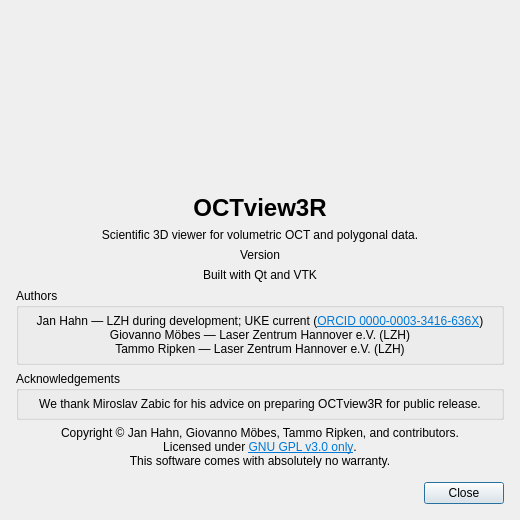
Qt form OCTview3R/aboutdialog.ui (janlazer/UKE-OCTview3R) before a commit.
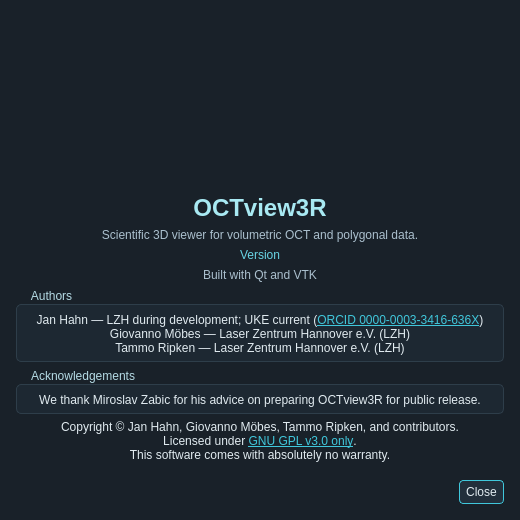
The same form after that commit. Icons and pictures are not drawn.

Commit message: Refresh Designer-driven UI, paper, and release materials

Patch:
```diff
--- a/OCTview3R/aboutdialog.ui
+++ b/OCTview3R/aboutdialog.ui
@@ -2,6 +2,405 @@
 <ui version="4.0">
  <class>AboutDialog</class>
  <widget class="QDialog" name="AboutDialog">
+  <property name="palette">
+   <palette>
+    <active>
+     <colorrole role="Window"><brush brushstyle="SolidPattern"><color alpha="255"><red>25</red><green>33</green><blue>41</blue></color></brush></colorrole>
+     <colorrole role="WindowText"><brush brushstyle="SolidPattern"><color alpha="255"><red>225</red><green>235</green><blue>240</blue></color></brush></colorrole>
+     <colorrole role="Base"><brush brushstyle="SolidPattern"><color alpha="255"><red>17</red><green>24</green><blue>31</blue></color></brush></colorrole>
+     <colorrole role="AlternateBase"><brush brushstyle="SolidPattern"><color alpha="255"><red>38</red><green>51</green><blue>63</blue></color></brush></colorrole>
+     <colorrole role="ToolTipBase"><brush brushstyle="SolidPattern"><color alpha="255"><red>31</red><green>45</green><blue>56</blue></color></brush></colorrole>
+     <colorrole role="ToolTipText"><brush brushstyle="SolidPattern"><color alpha="255"><red>225</red><green>235</green><blue>240</blue></color></brush></colorrole>
+     <colorrole role="Text"><brush brushstyle="SolidPattern"><color alpha="255"><red>225</red><green>235</green><blue>240</blue></color></brush></colorrole>
+     <colorrole role="Dark"><brush brushstyle="SolidPattern"><color alpha="255"><red>46</red><green>62</green><blue>74</blue></color></brush></colorrole>
+     <colorrole role="Shadow"><brush brushstyle="SolidPattern"><color alpha="255"><red>11</red><green>17</green><blue>23</blue></color></brush></colorrole>
+     <colorrole role="Mid"><brush brushstyle="SolidPattern"><color alpha="255"><red>67</red><green>87</green><blue>102</blue></color></brush></colorrole>
+     <colorrole role="Midlight"><brush brushstyle="SolidPattern"><color alpha="255"><red>100</red><green>124</green><blue>141</blue></color></brush></colorrole>
+     <colorrole role="Light"><brush brushstyle="SolidPattern"><color alpha="255"><red>123</red><green>146</green><blue>160</blue></color></brush></colorrole>
+     <colorrole role="Button"><brush brushstyle="SolidPattern"><color alpha="255"><red>34</red><green>47</green><blue>59</blue></color></brush></colorrole>
+     <colorrole role="ButtonText"><brush brushstyle="SolidPattern"><color alpha="255"><red>225</red><green>235</green><blue>240</blue></color></brush></colorrole>
+     <colorrole role="BrightText"><brush brushstyle="SolidPattern"><color alpha="255"><red>255</red><green>0</green><blue>0</blue></color></brush></colorrole>
+     <colorrole role="Link"><brush brushstyle="SolidPattern"><color alpha="255"><red>64</red><green>199</green><blue>219</blue></color></brush></colorrole>
+     <colorrole role="LinkVisited"><brush brushstyle="SolidPattern"><color alpha="255"><red>157</red><green>180</green><blue>237</blue></color></brush></colorrole>
+     <colorrole role="Highlight"><brush brushstyle="SolidPattern"><color alpha="255"><red>64</red><green>199</green><blue>219</blue></color></brush></colorrole>
+     <colorrole role="HighlightedText"><brush brushstyle="SolidPattern"><color alpha="255"><red>13</red><green>30</green><blue>38</blue></color></brush></colorrole>
+     <colorrole role="PlaceholderText"><brush brushstyle="SolidPattern"><color alpha="255"><red>146</red><green>166</green><blue>179</blue></color></brush></colorrole>
+    </active>
+    <inactive>
+     <colorrole role="Window"><brush brushstyle="SolidPattern"><color alpha="255"><red>25</red><green>33</green><blue>41</blue></color></brush></colorrole>
+     <colorrole role="WindowText"><brush brushstyle="SolidPattern"><color alpha="255"><red>225</red><green>235</green><blue>240</blue></color></brush></colorrole>
+     <colorrole role="Base"><brush brushstyle="SolidPattern"><color alpha="255"><red>17</red><green>24</green><blue>31</blue></color></brush></colorrole>
+     <colorrole role="AlternateBase"><brush brushstyle="SolidPattern"><color alpha="255"><red>38</red><green>51</green><blue>63</blue></color></brush></colorrole>
+     <colorrole role="ToolTipBase"><brush brushstyle="SolidPattern"><color alpha="255"><red>31</red><green>45</green><blue>56</blue></color></brush></colorrole>
+     <colorrole role="ToolTipText"><brush brushstyle="SolidPattern"><color alpha="255"><red>225</red><green>235</green><blue>240</blue></color></brush></colorrole>
+     <colorrole role="Text"><brush brushstyle="SolidPattern"><color alpha="255"><red>225</red><green>235</green><blue>240</blue></color></brush></colorrole>
+     <colorrole role="Dark"><brush brushstyle="SolidPattern"><color alpha="255"><red>46</red><green>62</green><blue>74</blue></color></brush></colorrole>
+     <colorrole role="Shadow"><brush brushstyle="SolidPattern"><color alpha="255"><red>11</red><green>17</green><blue>23</blue></color></brush></colorrole>
+     <colorrole role="Mid"><brush brushstyle="SolidPattern"><color alpha="255"><red>67</red><green>87</green><blue>102</blue></color></brush></colorrole>
+     <colorrole role="Midlight"><brush brushstyle="SolidPattern"><color alpha="255"><red>100</red><green>124</green><blue>141</blue></color></brush></colorrole>
+     <colorrole role="Light"><brush brushstyle="SolidPattern"><color alpha="255"><red>123</red><green>146</green><blue>160</blue></color></brush></colorrole>
+     <colorrole role="Button"><brush brushstyle="SolidPattern"><color alpha="255"><red>34</red><green>47</green><blue>59</blue></color></brush></colorrole>
+     <colorrole role="ButtonText"><brush brushstyle="SolidPattern"><color alpha="255"><red>225</red><green>235</green><blue>240</blue></color></brush></colorrole>
+     <colorrole role="BrightText"><brush brushstyle="SolidPattern"><color alpha="255"><red>255</red><green>0</green><blue>0</blue></color></brush></colorrole>
+     <colorrole role="Link"><brush brushstyle="SolidPattern"><color alpha="255"><red>64</red><green>199</green><blue>219</blue></color></brush></colorrole>
+     <colorrole role="LinkVisited"><brush brushstyle="SolidPattern"><color alpha="255"><red>157</red><green>180</green><blue>237</blue></color></brush></colorrole>
+     <colorrole role="Highlight"><brush brushstyle="SolidPattern"><color alpha="255"><red>64</red><green>199</green><blue>219</blue></color></brush></colorrole>
+     <colorrole role="HighlightedText"><brush brushstyle="SolidPattern"><color alpha="255"><red>13</red><green>30</green><blue>38</blue></color></brush></colorrole>
+     <colorrole role="PlaceholderText"><brush brushstyle="SolidPattern"><color alpha="255"><red>146</red><green>166</green><blue>179</blue></color></brush></colorrole>
+    </inactive>
+    <disabled>
+     <colorrole role="Window"><brush brushstyle="SolidPattern"><color alpha="255"><red>25</red><green>33</green><blue>41</blue></color></brush></colorrole>
+     <colorrole role="WindowText"><brush brushstyle="SolidPattern"><color alpha="255"><red>123</red><green>141</green><blue>153</blue></color></brush></colorrole>
+     <colorrole role="Base"><brush brushstyle="SolidPattern"><color alpha="255"><red>17</red><green>24</green><blue>31</blue></color></brush></colorrole>
+     <colorrole role="AlternateBase"><brush brushstyle="SolidPattern"><color alpha="255"><red>38</red><green>51</green><blue>63</blue></color></brush></colorrole>
+     <colorrole role="ToolTipBase"><brush brushstyle="SolidPattern"><color alpha="255"><red>31</red><green>45</green><blue>56</blue></color></brush></colorrole>
+     <colorrole role="ToolTipText"><brush brushstyle="SolidPattern"><color alpha="255"><red>225</red><green>235</green><blue>240</blue></color></brush></colorrole>
+     <colorrole role="Text"><brush brushstyle="SolidPattern"><color alpha="255"><red>123</red><green>141</green><blue>153</blue></color></brush></colorrole>
+     <colorrole role="Dark"><brush brushstyle="SolidPattern"><color alpha="255"><red>46</red><green>62</green><blue>74</blue></color></brush></colorrole>
+     <colorrole role="Shadow"><brush brushstyle="SolidPattern"><color alpha="255"><red>11</red><green>17</green><blue>23</blue></color></brush></colorrole>
+     <colorrole role="Mid"><brush brushstyle="SolidPattern"><color alpha="255"><red>67</red><green>87</green><blue>102</blue></color></brush></colorrole>
+     <colorrole role="Midlight"><brush brushstyle="SolidPattern"><color alpha="255"><red>100</red><green>124</green><blue>141</blue></color></brush></colorrole>
+     <colorrole role="Light"><brush brushstyle="SolidPattern"><color alpha="255"><red>123</red><green>146</green><blue>160</blue></color></brush></colorrole>
+     <colorrole role="Button"><brush brushstyle="SolidPattern"><color alpha="255"><red>34</red><green>47</green><blue>59</blue></color></brush></colorrole>
+     <colorrole role="ButtonText"><brush brushstyle="SolidPattern"><color alpha="255"><red>123</red><green>141</green><blue>153</blue></color></brush></colorrole>
+     <colorrole role="BrightText"><brush brushstyle="SolidPattern"><color alpha="255"><red>255</red><green>0</green><blue>0</blue></color></brush></colorrole>
+     <colorrole role="Link"><brush brushstyle="SolidPattern"><color alpha="255"><red>64</red><green>199</green><blue>219</blue></color></brush></colorrole>
+     <colorrole role="LinkVisited"><brush brushstyle="SolidPattern"><color alpha="255"><red>157</red><green>180</green><blue>237</blue></color></brush></colorrole>
+     <colorrole role="Highlight"><brush brushstyle="SolidPattern"><color alpha="255"><red>56</red><green>74</green><blue>87</blue></color></brush></colorrole>
+     <colorrole role="HighlightedText"><brush brushstyle="SolidPattern"><color alpha="255"><red>123</red><green>141</green><blue>153</blue></color></brush></colorrole>
+     <colorrole role="PlaceholderText"><brush brushstyle="SolidPattern"><color alpha="255"><red>146</red><green>166</green><blue>179</blue></color></brush></colorrole>
+    </disabled>
+   </palette>
+  </property>
+  <property name="styleSheet">
+   <string notr="true">/*
+ * OCTview3R compact dark theme: graphite surfaces and cyan OCT-volume accents.
+ * Keep font sizes native; save space through padding, not smaller text.
+ * All static styling, palette and sizing are owned by this Designer form.
+ *
+ * Portions of the visual language are adapted from
+ * Qt-Frameless-Window-DarkStyle by Juergen Skrotzky.
+ * Source: https://github.com/Jorgen-VikingGod/Qt-Frameless-Window-DarkStyle
+ * Licensed under the MIT License; see Resources/darkstyle/LICENSE.txt.
+ */
+
+/* Dock widgets are window boundaries: explicit foreground/surface rules keep
+ * previews independent of Designer's own (possibly light) application palette. */
+QWidget { color: #e1ebf0; }
+QWidget:disabled { color: #7b8d99; }
+QScrollArea, QWidget#dockWidgetContents_3 { background-color: #192129; }
+QMainWindow, QDialog {
+    background-color: #192129;
+    color: #e1ebf0;
+}
+QToolTip {
+    color: #e1ebf0;
+    background-color: #1f2d38;
+    border: 1px solid #40c7db;
+    border-radius: 4px;
+    padding: 3px 5px;
+}
+QMenuBar, QStatusBar {
+    background-color: #11181f;
+    color: #e1ebf0;
+}
+QMenuBar { border-bottom: 1px solid #2e3e4a; }
+QStatusBar { border-top: 1px solid #2e3e4a; }
+QMenuBar::item {
+    padding: 2px 7px;
+    background: transparent;
+}
+QMenuBar::item:selected { background-color: #263d4a; }
+QMenuBar::item:pressed { color: #67d9e8; }
+QMenu {
+    background-color: #1d2933;
+    border: 1px solid #435766;
+}
+QMenu::item { padding: 3px 24px 3px 20px; }
+QMenu::item:selected {
+    color: #e1f8fb;
+    background-color: #244755;
+}
+QMenu::item:disabled { color: #7b8d99; }
+QMenu::separator {
+    height: 1px;
+    margin: 3px 6px;
+    background-color: #354957;
+}
+QToolBar {
+    spacing: 2px;
+    padding: 2px;
+    background-color: #19232c;
+    border: 0;
+    border-bottom: 1px solid #31505e;
+}
+QToolBar::separator {
+    width: 1px;
+    margin: 3px;
+    background-color: #354957;
+}
+QToolButton {
+    min-width: 18px;
+    min-height: 18px;
+    padding: 2px;
+    border: 1px solid transparent;
+    border-radius: 4px;
+    background: transparent;
+}
+QToolButton:hover {
+    border-color: #3c6475;
+    background-color: #263d4a;
+}
+QToolButton:pressed, QToolButton:checked {
+    color: #83e5ef;
+    border-color: #40c7db;
+    background-color: #23414f;
+}
+QToolButton:disabled { color: #7b8d99; }
+QToolButton:focus { border-color: #40c7db; }
+QMainWindow::separator {
+    width: 4px;
+    height: 4px;
+    background-color: #11181f;
+}
+QMainWindow::separator:hover, QSplitter::handle:hover {
+    background-color: #40c7db;
+}
+QDockWidget { background-color: #192129; }
+QDockWidget::title {
+    padding: 3px 6px;
+    background-color: #14212b;
+    border-bottom: 1px solid #31505e;
+    color: #b5dbe5;
+}
+QGroupBox {
+    margin-top: 16px;
+    padding-top: 2px;
+    border: 1px solid #2e3e4a;
+    border-radius: 5px;
+    background-color: #1d2832;
+}
+QGroupBox::title {
+    subcontrol-origin: margin;
+    subcontrol-position: top left;
+    left: 8px;
+    padding: 1px 5px;
+    color: #b5dbe5;
+}
+QTabWidget::pane {
+    border: 1px solid #2e3e4a;
+    border-radius: 3px;
+    background-color: #19232c;
+}
+QTabBar { qproperty-drawBase: 0; }
+QTabBar::tab {
+    min-width: 48px;
+    padding: 3px 7px;
+    margin-right: 2px;
+    color: #9fb5c3;
+    background-color: #14202a;
+    border: 1px solid #2e3e4a;
+    border-bottom: 2px solid transparent;
+    border-top-left-radius: 4px;
+    border-top-right-radius: 4px;
+}
+QTabBar::tab:hover { background-color: #263b49; }
+QTabBar::tab:selected {
+    color: #e1f8fb;
+    background-color: #243744;
+    border-bottom: 2px solid #40c7db;
+}
+QPushButton {
+    min-height: 18px;
+    padding: 2px 6px;
+    border: 1px solid #3a5161;
+    border-radius: 4px;
+    background-color: #222f3b;
+    color: #e1ebf0;
+}
+/* Only the dataset swatch colour changes at runtime; padding stays here. */
+QPushButton#pushButton_pickVolumeColor, QPushButton#pushButton_pickPolyColor {
+    padding: 0;
+    min-height: 18px;
+}
+QPushButton:hover {
+    border-color: #40c7db;
+    background-color: #2c4555;
+}
+QPushButton:focus, QPushButton:default { border-color: #40c7db; }
+QPushButton:pressed, QPushButton:checked {
+    border-color: #40c7db;
+    background-color: #23414f;
+}
+QPushButton:disabled {
+    color: #7b8d99;
+    border-color: #2c3b47;
+    background-color: #1d2832;
+}
+QLineEdit, QComboBox, QSpinBox, QDoubleSpinBox {
+    min-height: 18px;
+    padding: 1px 4px;
+    border: 1px solid #354957;
+    border-radius: 4px;
+    background-color: #11181f;
+    color: #e1ebf0;
+    selection-background-color: #40c7db;
+    selection-color: #0d1e26;
+}
+QLineEdit:hover, QComboBox:hover, QSpinBox:hover, QDoubleSpinBox:hover {
+    border-color: #506b7c;
+}
+QLineEdit:focus, QComboBox:focus, QSpinBox:focus, QDoubleSpinBox:focus {
+    border-color: #40c7db;
+}
+QLineEdit:disabled, QComboBox:disabled, QSpinBox:disabled, QDoubleSpinBox:disabled {
+    color: #7b8d99;
+    border-color: #2c3b47;
+    background-color: #18222b;
+}
+QComboBox { padding-right: 20px; }
+QComboBox::drop-down {
+    width: 18px;
+    border: 0;
+    border-left: 1px solid #354957;
+}
+QComboBox::down-arrow {
+    image: url(:/OCTview3R/Resources/darkstyle/chevron-down.svg);
+    width: 12px;
+    height: 12px;
+}
+QComboBox QAbstractItemView {
+    border: 1px solid #435766;
+    background-color: #1d2933;
+    color: #e1ebf0;
+    selection-background-color: #40c7db;
+    selection-color: #0d1e26;
+}
+QSpinBox, QDoubleSpinBox { padding-right: 18px; }
+QSpinBox::up-button, QDoubleSpinBox::up-button {
+    subcontrol-origin: border;
+    subcontrol-position: top right;
+    width: 16px;
+    border-left: 1px solid #354957;
+    border-top-right-radius: 4px;
+    background-color: #24333f;
+}
+QSpinBox::down-button, QDoubleSpinBox::down-button {
+    subcontrol-origin: border;
+    subcontrol-position: bottom right;
+    width: 16px;
+    border-left: 1px solid #354957;
+    border-bottom-right-radius: 4px;
+    background-color: #24333f;
+}
+QSpinBox::up-button:hover, QDoubleSpinBox::up-button:hover,
+QSpinBox::down-button:hover, QDoubleSpinBox::down-button:hover {
+    background-color: #365566;
+}
+QSpinBox::up-arrow, QDoubleSpinBox::up-arrow {
+    image: url(:/OCTview3R/Resources/darkstyle/chevron-up.svg);
+    width: 10px;
+    height: 10px;
+}
+QSpinBox::down-arrow, QDoubleSpinBox::down-arrow {
+    image: url(:/OCTview3R/Resources/darkstyle/chevron-down.svg);
+    width: 10px;
+    height: 10px;
+}
+QCheckBox { spacing: 4px; }
+QCheckBox::indicator {
+    width: 14px;
+    height: 14px;
+    border: 1px solid #587080;
+    border-radius: 3px;
+    background-color: #11181f;
+}
+QCheckBox::indicator:hover { border-color: #40c7db; }
+QCheckBox::indicator:checked {
+    image: url(:/OCTview3R/Resources/darkstyle/check.svg);
+    border-color: #40c7db;
+    background-color: #40c7db;
+}
+QCheckBox::indicator:disabled { border-color: #354957; background-color: #1b2730; }
+QCheckBox::indicator:checked:disabled { background-color: #68818f; }
+QCheckBox:focus { color: #83e5ef; }
+QProgressBar {
+    min-height: 16px;
+    border: 1px solid #354957;
+    border-radius: 4px;
+    background-color: #11181f;
+    color: #e1ebf0;
+    text-align: center;
+}
+QProgressBar::chunk {
+    border-radius: 3px;
+    background-color: #21687b;
+}
+QSlider::groove:horizontal {
+    height: 5px;
+    border-radius: 2px;
+    background-color: #0f1820;
+}
+QSlider::handle:horizontal {
+    width: 14px;
+    margin: -5px 0;
+    border: 1px solid #55cfdf;
+    border-radius: 7px;
+    background-color: #b9edf3;
+}
+QSlider::handle:horizontal:hover, QSlider::handle:horizontal:pressed {
+    background-color: #40c7db;
+}
+QSlider:focus { border: 1px solid #40c7db; border-radius: 3px; }
+QSlider::sub-page:horizontal { border-radius: 2px; background-color: #40c7db; }
+QSlider::sub-page:horizontal:disabled { background-color: #3b515f; }
+QSlider::handle:horizontal:disabled { border-color: #4b6372; background-color: #334956; }
+QScrollBar:vertical { width: 13px; margin: 0; background: #11181f; }
+QScrollBar::handle:vertical {
+    min-height: 24px;
+    margin: 2px 3px;
+    border-radius: 3px;
+    background-color: #435e70;
+}
+QScrollBar::handle:vertical:hover, QScrollBar::handle:horizontal:hover {
+    background-color: #40c7db;
+}
+QScrollBar::add-line:vertical, QScrollBar::sub-line:vertical { height: 0; background: none; }
+QScrollBar:horizontal { height: 13px; margin: 0; background: #11181f; }
+QScrollBar::handle:horizontal {
+    min-width: 24px;
+    margin: 3px 2px;
+    border-radius: 3px;
+    background-color: #435e70;
+}
+QScrollBar::add-line:horizontal, QScrollBar::sub-line:horizontal { width: 0; background: none; }
+QScrollBar::add-page, QScrollBar::sub-page { background: none; }
+QAbstractItemView, QTableView, QTreeView {
+    alternate-background-color: #192129;
+    background-color: #11181f;
+    border: 1px solid #354957;
+    color: #e1ebf0;
+    selection-background-color: #40c7db;
+    selection-color: #0d1e26;
+}
+QHeaderView::section {
+    padding: 3px 5px;
+    border: 0;
+    border-right: 1px solid #354957;
+    border-bottom: 1px solid #354957;
+    background-color: #24333f;
+}
+QLabel:disabled, QCheckBox:disabled, QRadioButton:disabled, QGroupBox:disabled {
+    color: #7b8d99;
+}
+QWidget#viewerBrandHeader {
+    background-color: #19232c;
+    border-bottom: 1px solid #31505e;
+}
+QLabel#viewerBrandName, QLabel#applicationNameLabel { color: #a8e9f2; }
+QLabel#descriptionLabel, QLabel#technologyLabel { color: #abc0ce; }
+QLabel#versionLabel { color: #68d4e4; }</string>
+  </property>
   <property name="geometry"><rect><x>0</x><y>0</y><width>520</width><height>520</height></rect></property>
   <property name="minimumSize"><size><width>440</width><height>0</height></size></property>
   <property name="windowTitle">
@@ -102,7 +501,7 @@
       <item>
        <widget class="QLabel" name="authorsLabel">
         <property name="text">
-         <string>&lt;html&gt;&lt;head/&gt;&lt;body&gt;&lt;p align=&quot;center&quot;&gt;Jan Hahn — LZH during development; UKE current (&lt;a href=&quot;https://orcid.org/0000-0003-3416-636X&quot;&gt;&lt;span style=&quot; text-decoration: underline; color:#0078d4;&quot;&gt;ORCID 0000-0003-3416-636X&lt;/span&gt;&lt;/a&gt;)&lt;br/&gt;Giovanno Möbes — Laser Zentrum Hannover e.V. (LZH)&lt;br/&gt;Tammo Ripken — Laser Zentrum Hannover e.V. (LZH)&lt;/p&gt;&lt;/body&gt;&lt;/html&gt;</string>
+         <string>&lt;html&gt;&lt;head/&gt;&lt;body&gt;&lt;p align=&quot;center&quot;&gt;Jan Hahn — LZH during development; UKE current (&lt;a href=&quot;https://orcid.org/0000-0003-3416-636X&quot;&gt;&lt;span style=&quot; text-decoration: underline; color:#40c7db;&quot;&gt;ORCID 0000-0003-3416-636X&lt;/span&gt;&lt;/a&gt;)&lt;br/&gt;Giovanno Möbes — Laser Zentrum Hannover e.V. (LZH)&lt;br/&gt;Tammo Ripken — Laser Zentrum Hannover e.V. (LZH)&lt;/p&gt;&lt;/body&gt;&lt;/html&gt;</string>
         </property>
         <property name="openExternalLinks">
          <bool>true</bool>
@@ -140,7 +539,7 @@
    <item>
     <widget class="QLabel" name="licenseLabel">
      <property name="text">
-      <string>&lt;html&gt;&lt;head/&gt;&lt;body&gt;&lt;p align=&quot;center&quot;&gt;Copyright © Jan Hahn, Giovanno Möbes, Tammo Ripken, and contributors.&lt;br/&gt;Licensed under &lt;a href=&quot;https://github.com/janlazer/UKE-OCTview3R/blob/main/LICENSE&quot;&gt;&lt;span style=&quot; text-decoration: underline; color:#0078d4;&quot;&gt;GNU GPL v3.0 only&lt;/span&gt;&lt;/a&gt;.&lt;br/&gt;This software comes with absolutely no warranty.&lt;/p&gt;&lt;/body&gt;&lt;/html&gt;</string>
+      <string>&lt;html&gt;&lt;head/&gt;&lt;body&gt;&lt;p align=&quot;center&quot;&gt;Copyright © Jan Hahn, Giovanno Möbes, Tammo Ripken, and contributors.&lt;br/&gt;Licensed under &lt;a href=&quot;https://github.com/janlazer/UKE-OCTview3R/blob/main/LICENSE&quot;&gt;&lt;span style=&quot; text-decoration: underline; color:#40c7db;&quot;&gt;GNU GPL v3.0 only&lt;/span&gt;&lt;/a&gt;.&lt;br/&gt;This software comes with absolutely no warranty.&lt;/p&gt;&lt;/body&gt;&lt;/html&gt;</string>
      </property>
      <property name="openExternalLinks">
       <bool>true</bool>
```
The commit also changes 19 other files.
